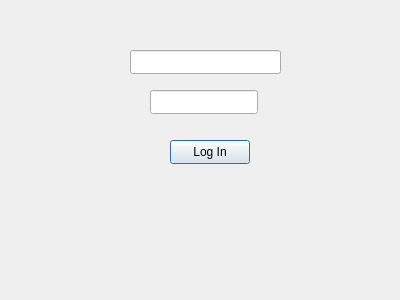
Qt form QtWidgetsBank/LoginForm.ui (Jakyubi/QtWidgetsBank) before a commit.
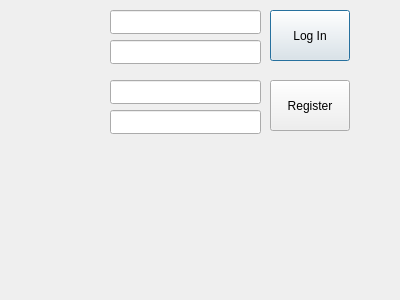
The same form after that commit.

Commit message: Register users

The edit to the form file:
```diff
--- a/QtWidgetsBank/LoginForm.ui
+++ b/QtWidgetsBank/LoginForm.ui
@@ -16,8 +16,8 @@
   <widget class="QLineEdit" name="usernameLineEdit">
    <property name="geometry">
     <rect>
-     <x>130</x>
-     <y>50</y>
+     <x>110</x>
+     <y>10</y>
      <width>151</width>
      <height>24</height>
     </rect>
@@ -26,9 +26,9 @@
   <widget class="QLineEdit" name="passwordLineEdit">
    <property name="geometry">
     <rect>
-     <x>150</x>
-     <y>90</y>
-     <width>108</width>
+     <x>110</x>
+     <y>40</y>
+     <width>151</width>
      <height>24</height>
     </rect>
    </property>
@@ -39,16 +39,52 @@
   <widget class="QPushButton" name="loginButton">
    <property name="geometry">
     <rect>
-     <x>170</x>
-     <y>140</y>
+     <x>270</x>
+     <y>10</y>
      <width>80</width>
-     <height>24</height>
+     <height>51</height>
     </rect>
    </property>
    <property name="text">
     <string>Log In</string>
    </property>
   </widget>
+  <widget class="QLineEdit" name="registerUsernameLineEdit">
+   <property name="geometry">
+    <rect>
+     <x>110</x>
+     <y>80</y>
+     <width>151</width>
+     <height>24</height>
+    </rect>
+   </property>
+  </widget>
+  <widget class="QLineEdit" name="registerPasswordLineEdit">
+   <property name="geometry">
+    <rect>
+     <x>110</x>
+     <y>110</y>
+     <width>151</width>
+     <height>24</height>
+    </rect>
+   </property>
+	  <property name="echoMode">
+		  <enum>QLineEdit::Password</enum>
+	  </property>
+  </widget>
+  <widget class="QPushButton" name="registerButton">
+   <property name="geometry">
+    <rect>
+     <x>270</x>
+     <y>80</y>
+     <width>80</width>
+     <height>51</height>
+    </rect>
+   </property>
+   <property name="text">
+    <string>Register</string>
+   </property>
+  </widget>
  </widget>
  <resources/>
  <connections/>
```
Left out of the diff: 2 changed lines with no effect on the pictures. The commit also changes 2 other files.
